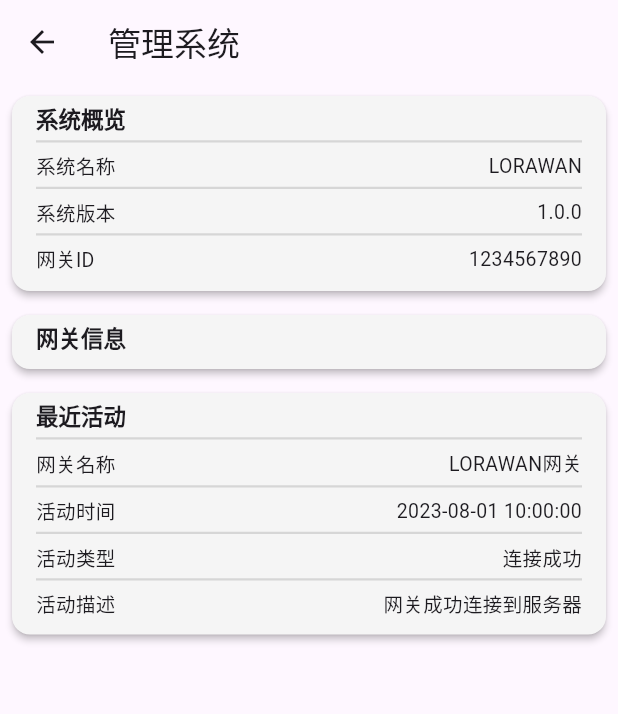
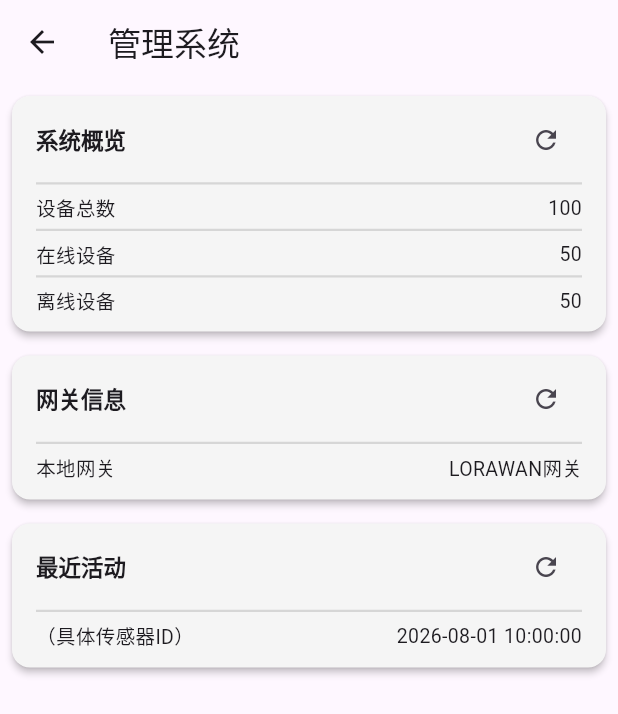
Before and after one commit to Nahida1O27/UI4LoRaWAN, a Flutter app: the SysPage screen opened directly, on a phone screen of 412 x 824 dp. Shown: the top 714 px of the screen. Run offline on Flutter 3.47's test engine with Material 3 defaults, Android fonts, the phone set to English and light mode, and no system bars.

Commit message:
系统页移除部分测试代码
Co-authored-by: Copilot <copilot@github.com>

```diff
--- a/lib/pages/Sys/index.dart
+++ b/lib/pages/Sys/index.dart
@@ -6,15 +6,15 @@ import 'package:lorawan/components/Card/txt_line_card.dart';
 final List<String> _cardTitles = ["系统概览", "网关信息", "最近活动"];
 final List<List<Map<String, String>>> _cardData = [
   [
-    //存储键值对的列表
-    {"系统名称": "LORAWAN"}, {"系统版本": "1.0.0"},
-    {"网关ID": "1234567890"},
+    {"设备总数": "100"},
+    {"在线设备": "50"},
+    {"离线设备": "50"},
   ],
   [
-    {"网关名称": "LORAWAN网关"},
-    {"活动时间": "2023-08-01 10:00:00"},
-    {"活动类型": "连接成功"},
-    {"活动描述": "网关成功连接到服务器"},
+    {"本地网关": "LORAWAN网关"},
+  ],
+  [
+    {"（具体传感器ID）": "2026-08-01 10:00:00"},
   ],
 ];
 
@@ -30,14 +30,19 @@ class _SysPageState extends State<SysPage> {
   Widget build(BuildContext context) {
     return Scaffold(
       appBar: AppBar(title: Text("管理系统")),
-      body: SingleChildScrollView(
-        child: Column(
-          children: [
-            TextLineCard(title: _cardTitles[0], data: _cardData[0]),
-            TextLineCard(title: _cardTitles[1]),
-            TextLineCard(title: _cardTitles[2], data: _cardData[1]),
-          ],
-        ), //从上到下：系统概览、网关信息、最近活动
+      body: Flexible(
+        child: ListView.builder(
+          itemCount: _cardTitles.length,
+          itemBuilder: (context, index) {
+            return TextLineCard(
+              title: _cardTitles[index],
+              //如果index在_cardData越界了，就返回一个空列表
+              //否则返回_cardData[index]的值
+              data: index < _cardData.length ? _cardData[index] : [],
+              onRefresh: () {}, //做些刷新操作
+            );
+          },
+        ),
       ),
     );
   }
```
